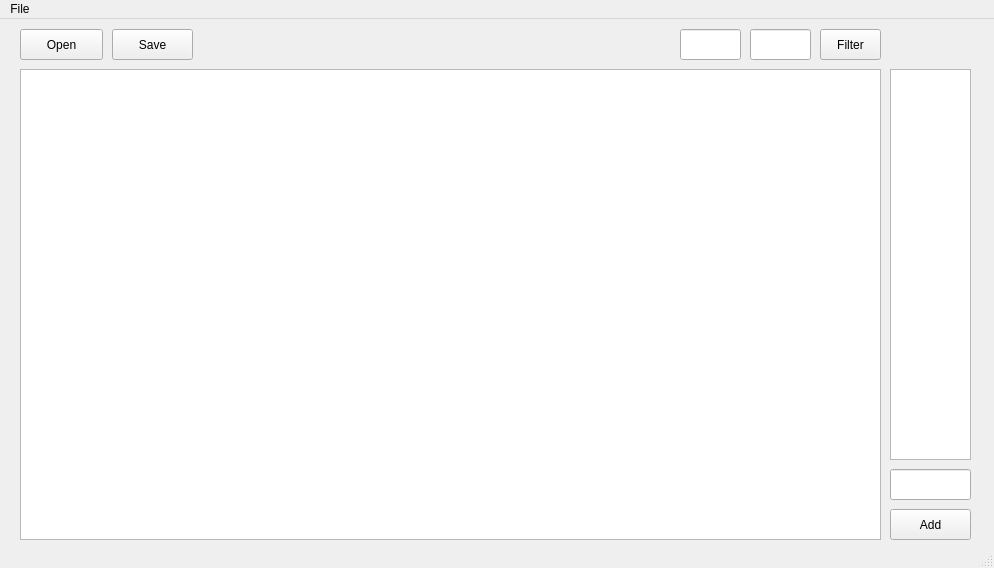
Qt form pyqtgraph.ui (yaricp/eeg-filters) before a commit.
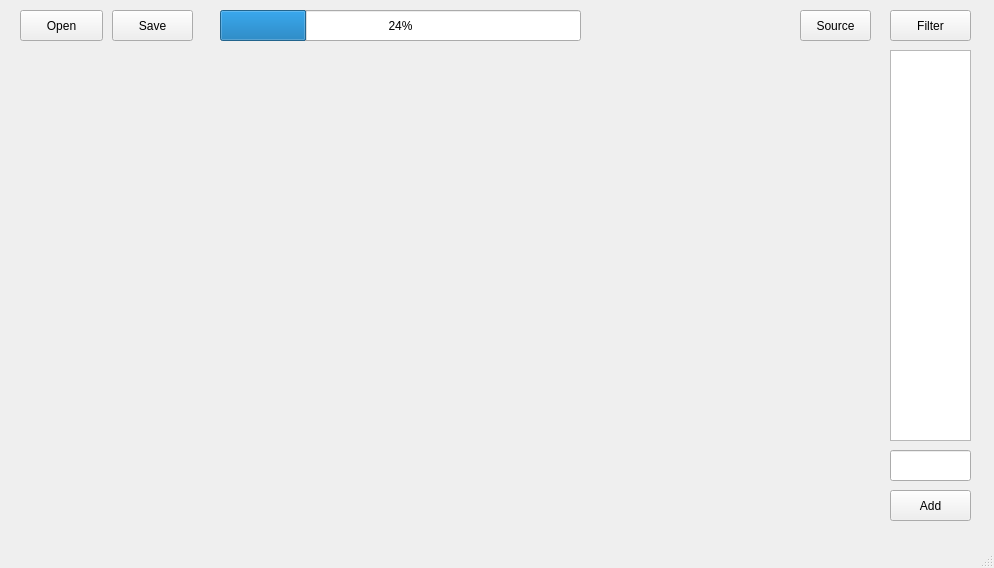
The same form after that commit.

Commit message: added bound on graphic and change default begin end search to time

Patch:
```diff
--- a/pyqtgraph.ui
+++ b/pyqtgraph.ui
@@ -14,6 +14,9 @@
    <string>EEG-Filters</string>
   </property>
   <widget class="QWidget" name="centralwidget">
+   <property name="enabled">
+    <bool>true</bool>
+   </property>
    <widget class="QListWidget" name="listWidget">
     <property name="enabled">
      <bool>true</bool>
@@ -46,9 +49,9 @@
    <widget class="QPushButton" name="pushButton_2">
     <property name="geometry">
      <rect>
-      <x>820</x>
+      <x>890</x>
       <y>10</y>
-      <width>61</width>
+      <width>81</width>
       <height>31</height>
      </rect>
     </property>
@@ -56,36 +59,6 @@
      <string>Filter</string>
     </property>
    </widget>
-   <widget class="QGraphicsView" name="graphicsView">
-    <property name="geometry">
-     <rect>
-      <x>20</x>
-      <y>50</y>
-      <width>861</width>
-      <height>471</height>
-     </rect>
-    </property>
-   </widget>
-   <widget class="QLineEdit" name="lineEdit">
-    <property name="geometry">
-     <rect>
-      <x>750</x>
-      <y>10</y>
-      <width>61</width>
-      <height>31</height>
-     </rect>
-    </property>
-   </widget>
-   <widget class="QLineEdit" name="lineEdit_2">
-    <property name="geometry">
-     <rect>
-      <x>680</x>
-      <y>10</y>
-      <width>61</width>
-      <height>31</height>
-     </rect>
-    </property>
-   </widget>
    <widget class="QLineEdit" name="lineEdit_3">
     <property name="geometry">
      <rect>
@@ -122,6 +95,42 @@
      <string>Save</string>
     </property>
    </widget>
+   <widget class="QPushButton" name="pushButton_5">
+    <property name="geometry">
+     <rect>
+      <x>800</x>
+      <y>10</y>
+      <width>71</width>
+      <height>31</height>
+     </rect>
+    </property>
+    <property name="text">
+     <string>Source</string>
+    </property>
+   </widget>
+   <widget class="QWidget" name="widget" native="true">
+    <property name="geometry">
+     <rect>
+      <x>20</x>
+      <y>50</y>
+      <width>861</width>
+      <height>471</height>
+     </rect>
+    </property>
+   </widget>
+   <widget class="QProgressBar" name="progressBar">
+    <property name="geometry">
+     <rect>
+      <x>220</x>
+      <y>10</y>
+      <width>361</width>
+      <height>31</height>
+     </rect>
+    </property>
+    <property name="value">
+     <number>24</number>
+    </property>
+   </widget>
   </widget>
   <widget class="QMenuBar" name="menubar">
    <property name="geometry">
@@ -132,15 +141,6 @@
      <height>22</height>
     </rect>
    </property>
-   <widget class="QMenu" name="menuEEG_Filters">
-    <property name="title">
-     <string>File</string>
-    </property>
-    <addaction name="actionopen"/>
-    <addaction name="actionsave"/>
-    <addaction name="actionsave_as"/>
-   </widget>
-   <addaction name="menuEEG_Filters"/>
   </widget>
   <widget class="QStatusBar" name="statusbar">
    <property name="sizeGripEnabled">
```
The commit also changes 4 other files.
